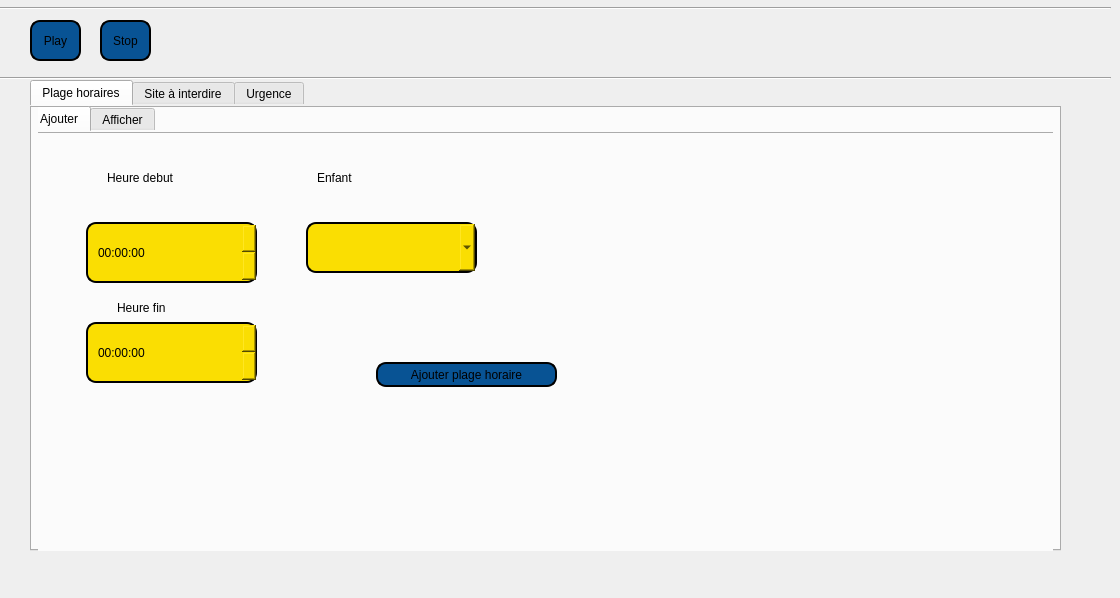
Qt form secu.ui (yanni2302/smart_parental_monitoring_2A22) before a commit.
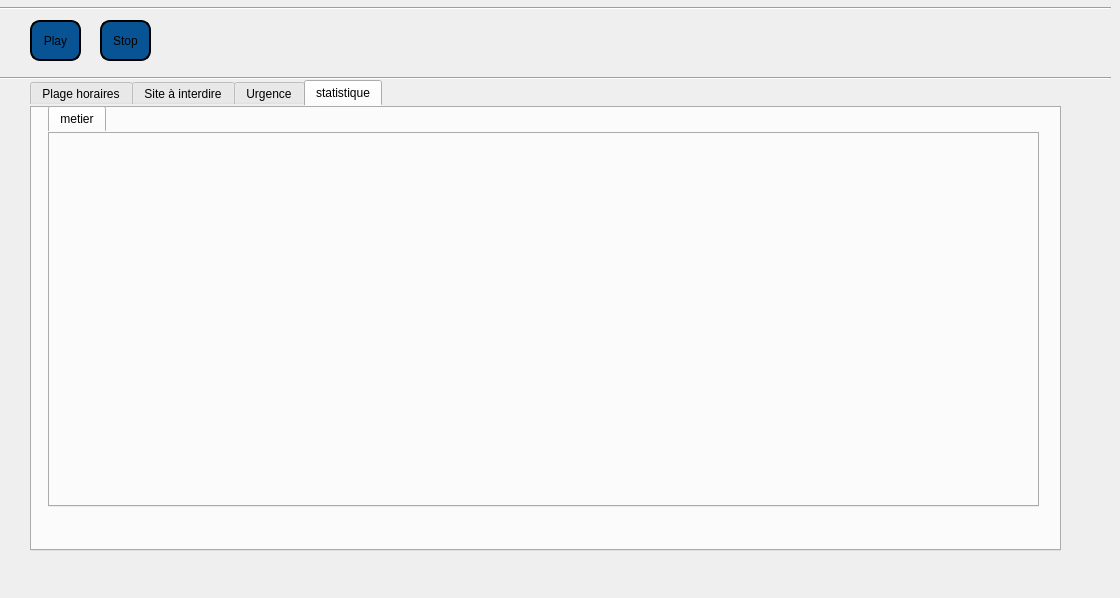
The same form after that commit. Icons and pictures are not drawn.

Diff of the .ui file:
```diff
--- a/secu.ui
+++ b/secu.ui
@@ -98,7 +98,7 @@
 color: black;</string>
    </property>
    <property name="currentIndex">
-    <number>0</number>
+    <number>3</number>
    </property>
    <widget class="QWidget" name="tab_2">
     <attribute name="title">
@@ -1035,6 +1035,29 @@
      </property>
     </widget>
    </widget>
+   <widget class="QWidget" name="tab_8">
+    <attribute name="title">
+     <string>statistique</string>
+    </attribute>
+    <widget class="QTabWidget" name="tabWidget_4">
+     <property name="geometry">
+      <rect>
+       <x>10</x>
+       <y>0</y>
+       <width>991</width>
+       <height>401</height>
+      </rect>
+     </property>
+     <property name="currentIndex">
+      <number>0</number>
+     </property>
+     <widget class="QWidget" name="tab_9">
+      <attribute name="title">
+       <string>metier</string>
+      </attribute>
+     </widget>
+    </widget>
+   </widget>
   </widget>
   <widget class="Line" name="line">
    <property name="geometry">
```
